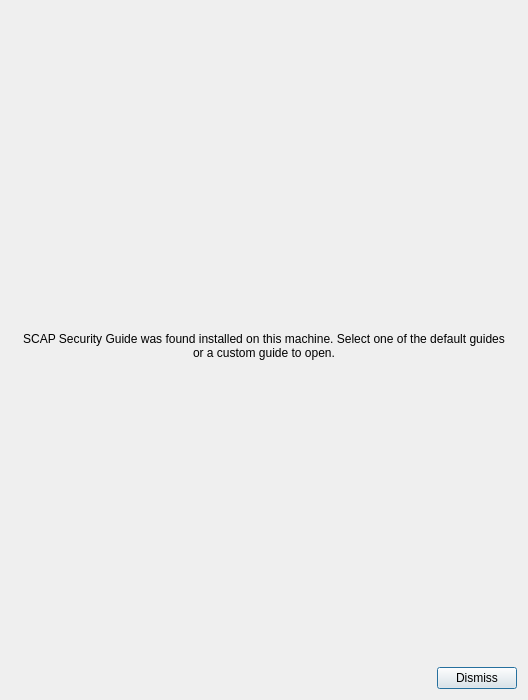
Old version of the form ui/SSGIntegrationDialog.ui in the repository OpenSCAP/scap-workbench.
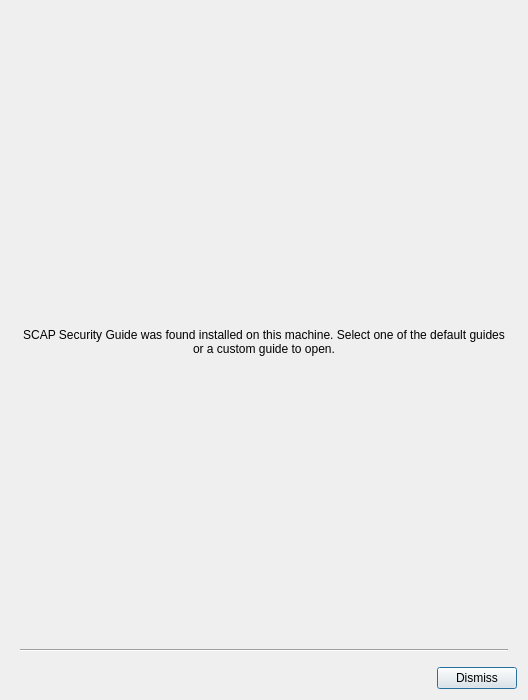
New version of the form.

Commit message: SSGIntegrationDialog separate favorited content

Patch:
```diff
--- a/ui/SSGIntegrationDialog.ui
+++ b/ui/SSGIntegrationDialog.ui
@@ -88,6 +88,13 @@
          </property>
         </widget>
        </item>
+       <item>
+        <widget class="Line" name="line">
+         <property name="orientation">
+          <enum>Qt::Horizontal</enum>
+         </property>
+        </widget>
+       </item>
       </layout>
      </widget>
     </widget>
```
The commit also changes 1 other file.
